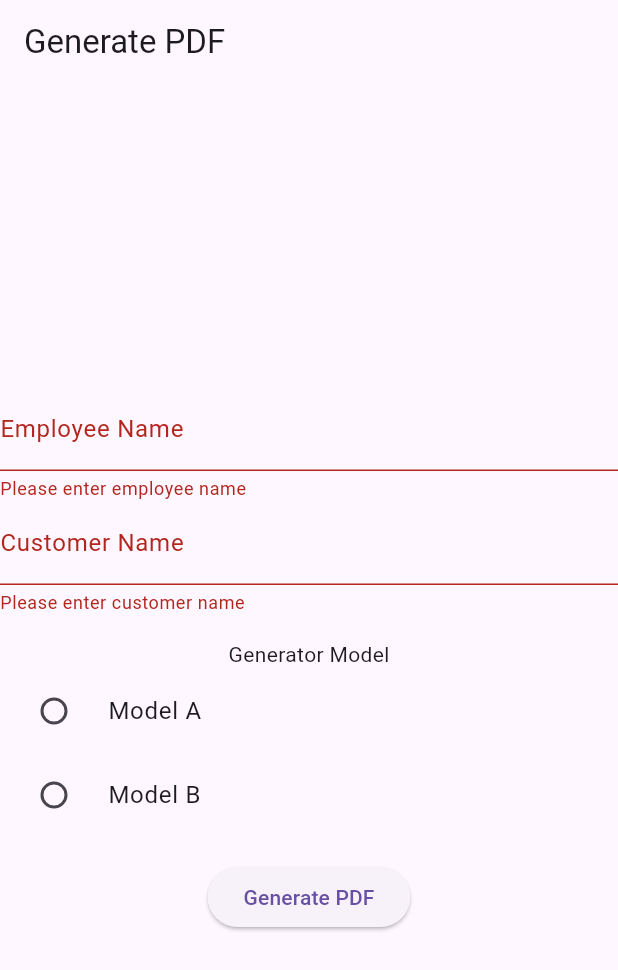
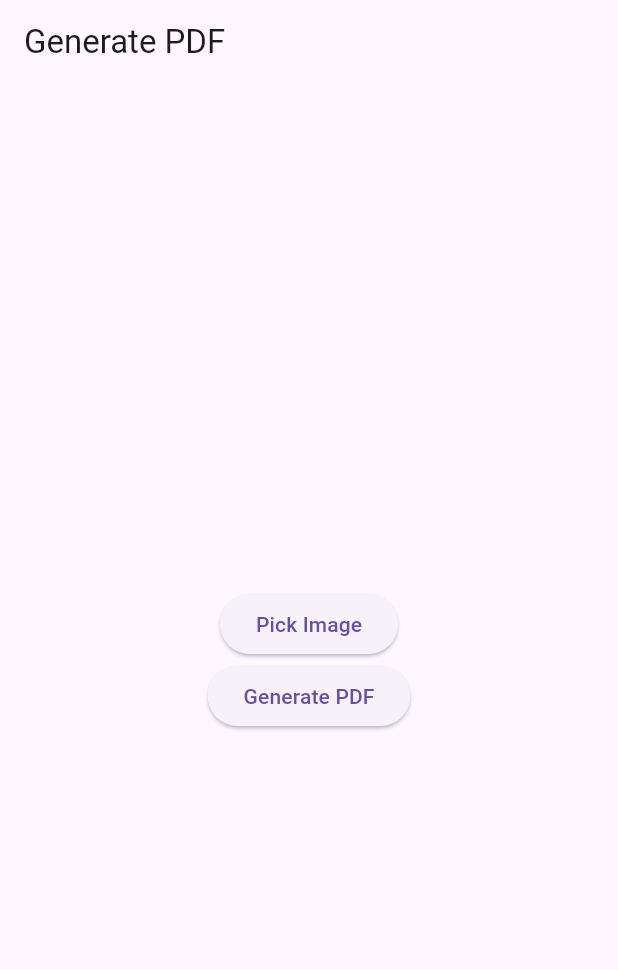
Before and after one commit to AumPauskar/progressive-mobile, a Flutter app: the screen it shows after launch, after a tap on "Generate PDF", on a phone screen of 412 x 824 dp. Shown: the top 970 px of the screen. Run offline on Flutter 3.47's test engine with Material 3 defaults, Android fonts, the phone set to English and light mode, and no system bars; our stand-ins replace image_picker, pdf, printing.

Commit message:
image upload added

```diff
--- a/lib/main.dart
+++ b/lib/main.dart
@@ -1,4 +1,6 @@
 import 'package:flutter/material.dart';
+import 'package:image_picker/image_picker.dart';
+import 'package:path_provider/path_provider.dart';
 import 'package:pdf/pdf.dart';
 import 'package:pdf/widgets.dart' as pw;
 import 'package:printing/printing.dart';
@@ -7,13 +9,19 @@
   runApp(MyApp());
 }
 
-class MyApp extends StatelessWidget {
+class MyApp extends StatefulWidget {
+  MyApp({Key? key}) : super(key: key);
+
+  @override
+  _MyAppState createState() => _MyAppState();
+}
+
+class _MyAppState extends State<MyApp> {
   final _formKey = GlobalKey<FormState>();
   final _employeeNameController = TextEditingController();
   final _customerNameController = TextEditingController();
   String _generatorModel = '';
-
-  MyApp({super.key});
+  XFile? _image;
 
   @override
   Widget build(BuildContext context) {
@@ -28,49 +36,15 @@
             child: Column(
               mainAxisAlignment: MainAxisAlignment.center,
               children: [
-                TextFormField(
-                  controller: _employeeNameController,
-                  decoration: const InputDecoration(labelText: 'Employee Name'),
-                  validator: (value) {
-                    if (value?.isEmpty ?? true) {
-                      return 'Please enter employee name';
-                    }
-                    return null;
+                // ... other form fields ...
+                ElevatedButton(
+                  onPressed: () async {
+                    _image = await ImagePicker()
+                        .pickImage(source: ImageSource.gallery);
+                    setState(() {});
                   },
+                  child: const Text('Pick Image'),
                 ),
-                TextFormField(
-                  controller: _customerNameController,
-                  decoration: const InputDecoration(labelText: 'Customer Name'),
-                  validator: (value) {
-                    if (value?.isEmpty ?? true) {
-                      return 'Please enter customer name';
-                    }
-                    return null;
-                  },
-                ),
-                const SizedBox(height: 16),
-                const Text('Generator Model'),
-                RadioListTile(
-                  title: const Text('Model A'),
-                  value: 'Model A',
-                  groupValue: _generatorModel,
-                  onChanged: (value) {
-                    // setState(() {
-                    //   _generatorModel = value!;
-                    // });
-                  },
-                ),
-                RadioListTile(
-                  title: const Text('Model B'),
-                  value: 'Model B',
-                  groupValue: _generatorModel,
-                  onChanged: (value) {
-                    // setState(() {
-                    //   _generatorModel = value!;
-                    // });
-                  },
-                ),
-                const SizedBox(height: 16),
                 ElevatedButton(
                   onPressed: () {
                     if (_formKey.currentState != null &&
@@ -91,18 +65,18 @@
   Future<void> generatePdf(BuildContext context) async {
     final pdf = pw.Document();
 
+    final imageProvider = pw.MemoryImage(
+      await _image!.readAsBytes(),
+    );
+
     pdf.addPage(
       pw.Page(
         build: (pw.Context context) => pw.Center(
           child: pw.Column(
             mainAxisAlignment: pw.MainAxisAlignment.center,
             children: [
-              pw.Text('Employee Name: ${_employeeNameController.text}',
-                  style: const pw.TextStyle(fontSize: 20)),
-              pw.Text('Customer Name: ${_customerNameController.text}',
-                  style: const pw.TextStyle(fontSize: 20)),
-              pw.Text('Generator Model: $_generatorModel',
-                  style: const pw.TextStyle(fontSize: 20)),
+              // ... other text fields ...
+              pw.Image(imageProvider),
             ],
           ),
         ),
--- a/pubspec.yaml
+++ b/pubspec.yaml
@@ -32,6 +32,9 @@ dependencies:
     sdk: flutter
   pdf: ^3.6.0
   printing: ^5.6.0
+  image_picker: ^0.8.4+4
+  path_provider: ^2.1.1
+
 
 
 
```
Also changed, not shown: pubspec.lock, 3 other files.
